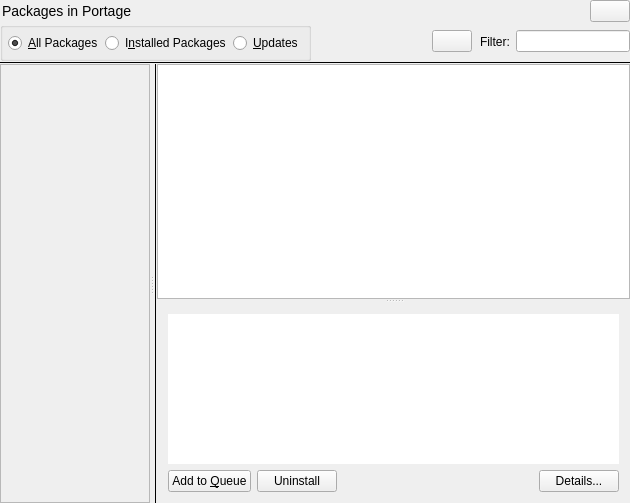
Before: the Qt Designer form kuroo4/trunk/src/portage/portagebase.ui in mjeveritt/kuroo, drawn with Qt 5.
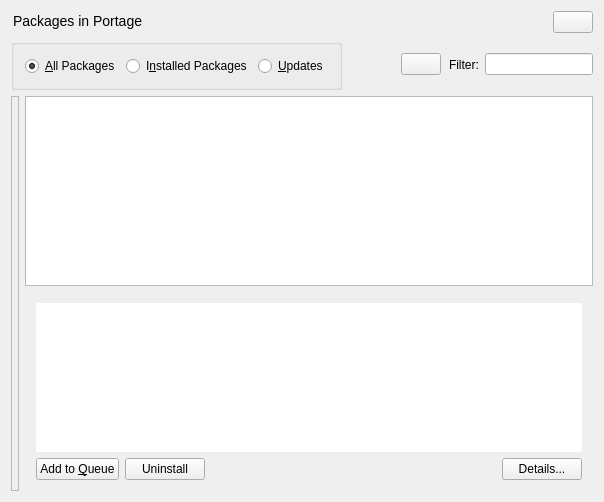
After: the same form once the commit is applied. Custom widgets are drawn as their Qt base class.

Commit message: Properly resize categories and subcategories columns in portage tab. reimplementation of sizeHint()

The edit to the form file:
```diff
--- a/kuroo4/trunk/src/portage/portagebase.ui
+++ b/kuroo4/trunk/src/portage/portagebase.ui
@@ -6,23 +6,20 @@
    <rect>
     <x>0</x>
     <y>0</y>
-    <width>630</width>
-    <height>503</height>
+    <width>604</width>
+    <height>502</height>
    </rect>
   </property>
   <property name="focusPolicy">
    <enum>Qt::StrongFocus</enum>
   </property>
-  <layout class="QGridLayout">
-   <property name="margin">
-    <number>0</number>
-   </property>
-   <property name="spacing">
-    <number>0</number>
-   </property>
-   <item row="0" column="0">
-    <layout class="QGridLayout">
-     <item row="0" column="0">
+  <property name="windowTitle">
+   <string>Form2</string>
+  </property>
+  <layout class="QVBoxLayout" name="verticalLayout_3">
+   <item>
+    <layout class="QHBoxLayout" name="horizontalLayout_2">
+     <item>
       <widget class="QLabel" name="textLabel1">
        <property name="sizePolicy">
         <sizepolicy hsizetype="Minimum" vsizetype="Minimum">
@@ -42,6 +39,12 @@
        <property name="text">
         <string>&lt;font size=&quot;+1&quot;&gt;Packages in Portage&lt;/font&gt;</string>
        </property>
+       <property name="alignment">
+        <set>Qt::AlignLeading|Qt::AlignLeft|Qt::AlignTop</set>
+       </property>
+       <property name="wordWrap">
+        <bool>false</bool>
+       </property>
        <property name="margin">
         <number>2</number>
        </property>
@@ -50,7 +53,7 @@
        </property>
       </widget>
      </item>
-     <item row="0" column="1">
+     <item>
       <spacer name="spacer13">
        <property name="orientation">
         <enum>Qt::Horizontal</enum>
@@ -66,7 +69,7 @@
        </property>
       </spacer>
      </item>
-     <item row="0" column="2">
+     <item>
       <widget class="KPushButton" name="pbWhatsThis">
        <property name="sizePolicy">
         <sizepolicy hsizetype="Fixed" vsizetype="Fixed">
@@ -77,58 +80,16 @@
        <property name="toolTip">
         <string>What's This</string>
        </property>
-      </widget>
-     </item>
-    </layout>
-   </item>
-   <item row="1" column="0">
-    <layout class="QGridLayout">
-     <item row="0" column="4">
-      <widget class="QLineEdit" name="searchFilter">
-       <property name="toolTip">
-        <string>Filter packages here...</string>
-       </property>
-      </widget>
-     </item>
-     <item row="0" column="1">
-      <spacer name="spacer2">
-       <property name="orientation">
-        <enum>Qt::Horizontal</enum>
-       </property>
-       <property name="sizeType">
-        <enum>QSizePolicy::Expanding</enum>
-       </property>
-       <property name="sizeHint" stdset="0">
-        <size>
-         <width>35</width>
-         <height>21</height>
-        </size>
-       </property>
-      </spacer>
-     </item>
-     <item row="0" column="3">
-      <widget class="QLabel" name="textLabel1_2">
-       <property name="sizePolicy">
-        <sizepolicy hsizetype="Minimum" vsizetype="Minimum">
-         <horstretch>0</horstretch>
-         <verstretch>0</verstretch>
-        </sizepolicy>
-       </property>
-       <property name="lineWidth">
-        <number>0</number>
-       </property>
        <property name="text">
-        <string>Filter:</string>
-       </property>
-       <property name="margin">
-        <number>0</number>
-       </property>
-       <property name="indent">
-        <number>2</number>
+        <string/>
        </property>
       </widget>
      </item>
-     <item row="0" column="0">
+    </layout>
+   </item>
+   <item>
+    <layout class="QHBoxLayout" name="horizontalLayout_3">
+     <item>
       <widget class="KButtonGroup" name="filterGroup">
        <property name="sizePolicy">
         <sizepolicy hsizetype="Minimum" vsizetype="Minimum">
@@ -136,14 +97,11 @@
          <verstretch>0</verstretch>
         </sizepolicy>
        </property>
-       <layout class="QGridLayout">
-        <property name="margin">
-         <number>5</number>
-        </property>
-        <property name="spacing">
-         <number>2</number>
-        </property>
-        <item row="1" column="0">
+       <property name="title">
+        <string/>
+       </property>
+       <layout class="QHBoxLayout" name="horizontalLayout_6">
+        <item>
          <widget class="QRadioButton" name="radioAll">
           <property name="text">
            <string>&amp;All Packages</string>
@@ -159,7 +117,7 @@
           </property>
          </widget>
         </item>
-        <item row="1" column="1">
+        <item>
          <widget class="QRadioButton" name="radioInstalled">
           <property name="text">
            <string>I&amp;nstalled Packages</string>
@@ -172,7 +130,7 @@
           </property>
          </widget>
         </item>
-        <item row="1" column="2">
+        <item>
          <widget class="QRadioButton" name="radioUpdates">
           <property name="text">
            <string>&amp;Updates</string>
@@ -188,7 +146,23 @@
        </layout>
       </widget>
      </item>
-     <item row="0" column="2">
+     <item>
+      <spacer name="spacer2">
+       <property name="orientation">
+        <enum>Qt::Horizontal</enum>
+       </property>
+       <property name="sizeType">
+        <enum>QSizePolicy::Expanding</enum>
+       </property>
+       <property name="sizeHint" stdset="0">
+        <size>
+         <width>35</width>
+         <height>21</height>
+        </size>
+       </property>
+      </spacer>
+     </item>
+     <item>
       <widget class="KPushButton" name="pbClearFilter">
        <property name="sizePolicy">
         <sizepolicy hsizetype="Fixed" vsizetype="Fixed">
@@ -199,45 +173,65 @@
        <property name="toolTip">
         <string>Clear filter</string>
        </property>
-      </widget>
-     </item>
-    </layout>
-   </item>
-   <item row="2" column="0">
-    <widget class="Line" name="line1">
-     <property name="frameShape">
-      <enum>QFrame::HLine</enum>
-     </property>
-     <property name="frameShadow">
-      <enum>QFrame::Plain</enum>
-     </property>
-     <property name="lineWidth">
-      <number>1</number>
-     </property>
-    </widget>
-   </item>
-   <item row="3" column="0">
-    <widget class="QSplitter" name="splitterH">
+       <property name="text">
+        <string/>
+       </property>
+      </widget>
+     </item>
+     <item>
+      <widget class="QLabel" name="textLabel1_2">
      <property name="sizePolicy">
-      <sizepolicy hsizetype="Expanding" vsizetype="MinimumExpanding">
+        <sizepolicy hsizetype="Minimum" vsizetype="Minimum">
        <horstretch>0</horstretch>
        <verstretch>0</verstretch>
       </sizepolicy>
      </property>
-     <property name="orientation">
-      <enum>Qt::Horizontal</enum>
-     </property>
+       <property name="lineWidth">
+        <number>0</number>
+       </property>
+       <property name="text">
+        <string>Filter:</string>
+       </property>
+       <property name="alignment">
+        <set>Qt::AlignLeading|Qt::AlignLeft|Qt::AlignVCenter</set>
+       </property>
+       <property name="wordWrap">
+        <bool>false</bool>
+       </property>
+       <property name="margin">
+        <number>0</number>
+       </property>
+       <property name="indent">
+        <number>2</number>
+       </property>
+      </widget>
+     </item>
+     <item>
+      <widget class="QLineEdit" name="searchFilter">
+       <property name="toolTip">
+        <string>Filter packages here...</string>
+       </property>
+      </widget>
+     </item>
+    </layout>
+   </item>
+   <item>
+    <layout class="QHBoxLayout" name="horizontalLayout_5">
+     <item>
      <widget class="QFrame" name="frame3">
+       <property name="enabled">
+        <bool>true</bool>
+       </property>
       <property name="sizePolicy">
-       <sizepolicy hsizetype="Minimum" vsizetype="MinimumExpanding">
+        <sizepolicy hsizetype="Maximum" vsizetype="MinimumExpanding">
         <horstretch>0</horstretch>
         <verstretch>0</verstretch>
        </sizepolicy>
       </property>
       <property name="minimumSize">
        <size>
-        <width>150</width>
-        <height>300</height>
+         <width>0</width>
+         <height>0</height>
        </size>
       </property>
       <property name="frameShape">
@@ -253,23 +247,23 @@
        <number>0</number>
       </property>
       <layout class="QHBoxLayout" name="horizontalLayout">
-       <property name="spacing">
-        <number>5</number>
+        <property name="sizeConstraint">
+         <enum>QLayout::SetMinimumSize</enum>
        </property>
        <property name="margin">
-        <number>1</number>
+         <number>0</number>
        </property>
        <item>
         <widget class="CategoriesListView" name="categoriesView" native="true">
          <property name="sizePolicy">
-          <sizepolicy hsizetype="Minimum" vsizetype="MinimumExpanding">
+           <sizepolicy hsizetype="Maximum" vsizetype="MinimumExpanding">
            <horstretch>0</horstretch>
            <verstretch>0</verstretch>
           </sizepolicy>
          </property>
          <property name="minimumSize">
           <size>
-           <width>50</width>
+            <width>0</width>
            <height>0</height>
           </size>
          </property>
@@ -278,14 +272,14 @@
        <item>
         <widget class="SubCategoriesListView" name="subcategoriesView" native="true">
          <property name="sizePolicy">
-          <sizepolicy hsizetype="Minimum" vsizetype="MinimumExpanding">
+           <sizepolicy hsizetype="Maximum" vsizetype="MinimumExpanding">
            <horstretch>0</horstretch>
            <verstretch>0</verstretch>
           </sizepolicy>
          </property>
          <property name="minimumSize">
           <size>
-           <width>50</width>
+            <width>0</width>
            <height>0</height>
           </size>
          </property>
@@ -293,20 +287,23 @@
        </item>
       </layout>
      </widget>
-     <widget class="QWidget" name="layout18">
-      <layout class="QGridLayout">
-       <property name="margin">
-        <number>0</number>
+     </item>
+     <item>
+      <layout class="QVBoxLayout" name="verticalLayout_2">
+       <property name="sizeConstraint">
+        <enum>QLayout::SetMaximumSize</enum>
        </property>
-       <property name="spacing">
-        <number>0</number>
-       </property>
-       <item row="1" column="1">
-        <widget class="QSplitter" name="splitterV">
-         <property name="orientation">
-          <enum>Qt::Vertical</enum>
-         </property>
-         <widget class="PortageListView" name="packagesView"/>
+       <item>
+        <widget class="PortageListView" name="packagesView">
+         <property name="sizePolicy">
+          <sizepolicy hsizetype="MinimumExpanding" vsizetype="Expanding">
+           <horstretch>0</horstretch>
+           <verstretch>0</verstretch>
+          </sizepolicy>
+         </property>
+        </widget>
+       </item>
+       <item>
          <widget class="QFrame" name="portageFrame">
           <property name="sizePolicy">
            <sizepolicy hsizetype="Preferred" vsizetype="Maximum">
@@ -332,8 +329,8 @@
           <property name="frameShadow">
            <enum>QFrame::Plain</enum>
           </property>
-          <layout class="QGridLayout">
-           <item row="0" column="0">
+         <layout class="QVBoxLayout" name="verticalLayout">
+          <item>
             <widget class="KTextBrowser" name="summaryBrowser">
              <property name="sizePolicy">
               <sizepolicy hsizetype="MinimumExpanding" vsizetype="MinimumExpanding">
@@ -346,44 +343,12 @@
              </property>
             </widget>
            </item>
-           <item row="1" column="0">
-            <layout class="QGridLayout">
-             <item row="0" column="2">
-              <spacer name="spacer9">
-               <property name="orientation">
-                <enum>Qt::Horizontal</enum>
-               </property>
-               <property name="sizeType">
-                <enum>QSizePolicy::Expanding</enum>
-               </property>
-               <property name="sizeHint" stdset="0">
-                <size>
-                 <width>20</width>
-                 <height>5</height>
-                </size>
-               </property>
-              </spacer>
-             </item>
-             <item row="0" column="1">
-              <widget class="KPushButton" name="pbUninstall">
-               <property name="sizePolicy">
-                <sizepolicy hsizetype="Minimum" vsizetype="Fixed">
-                 <horstretch>0</horstretch>
-                 <verstretch>0</verstretch>
-                </sizepolicy>
-               </property>
-               <property name="toolTip">
-                <string>Uninstall selected packages...</string>
-               </property>
-               <property name="text">
-                <string>Uninstall</string>
-               </property>
-               <property name="shortcut">
-                <string/>
-               </property>
-              </widget>
-             </item>
-             <item row="0" column="0">
+          <item>
+           <layout class="QHBoxLayout" name="horizontalLayout_4">
+            <property name="sizeConstraint">
+             <enum>QLayout::SetMaximumSize</enum>
+            </property>
+            <item>
               <widget class="KPushButton" name="pbQueue">
                <property name="sizePolicy">
                 <sizepolicy hsizetype="Minimum" vsizetype="Fixed">
@@ -402,7 +367,42 @@
                </property>
               </widget>
              </item>
-             <item row="0" column="3">
+            <item>
+             <widget class="KPushButton" name="pbUninstall">
+              <property name="sizePolicy">
+               <sizepolicy hsizetype="Minimum" vsizetype="Fixed">
+                <horstretch>0</horstretch>
+                <verstretch>0</verstretch>
+               </sizepolicy>
+              </property>
+              <property name="toolTip">
+               <string>Uninstall selected packages...</string>
+              </property>
+              <property name="text">
+               <string>Uninstall</string>
+              </property>
+              <property name="shortcut">
+               <string/>
+              </property>
+             </widget>
+            </item>
+            <item>
+             <spacer name="spacer9">
+              <property name="orientation">
+               <enum>Qt::Horizontal</enum>
+              </property>
+              <property name="sizeType">
+               <enum>QSizePolicy::Expanding</enum>
+              </property>
+              <property name="sizeHint" stdset="0">
+               <size>
+                <width>20</width>
+                <height>13</height>
+               </size>
+              </property>
+             </spacer>
+            </item>
+            <item>
               <widget class="KPushButton" name="pbAdvanced">
                <property name="sizePolicy">
                 <sizepolicy hsizetype="Minimum" vsizetype="Fixed">
@@ -425,27 +425,10 @@
            </item>
           </layout>
          </widget>
-        </widget>
        </item>
-       <item row="1" column="0">
-        <widget class="Line" name="line2">
-         <property name="sizePolicy">
-          <sizepolicy hsizetype="Fixed" vsizetype="MinimumExpanding">
-           <horstretch>0</horstretch>
-           <verstretch>0</verstretch>
-          </sizepolicy>
-         </property>
-         <property name="frameShape">
-          <enum>QFrame::VLine</enum>
-         </property>
-         <property name="frameShadow">
-          <enum>QFrame::Plain</enum>
-         </property>
-        </widget>
-       </item>
-      </layout>
-     </widget>
-    </widget>
+      </layout>
+     </item>
+    </layout>
    </item>
   </layout>
  </widget>
```
Lines whose indentation alone changed are shown as unchanged. The commit also changes 3 other files.
